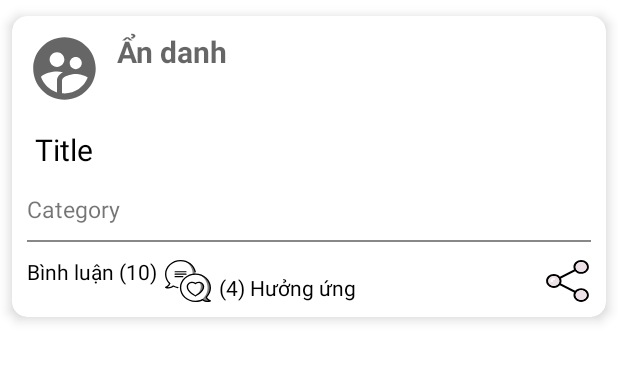
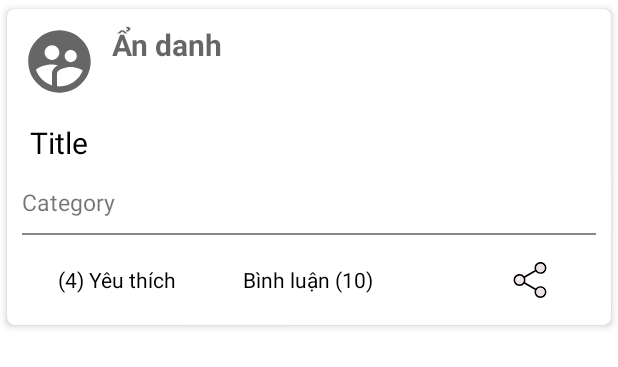
Before and after one commit to MinhHoanggggg/NOFACE, an Android app: the layout item_post.xml on its own in the app's theme, with its tools: preview values and no code run, on a phone screen of 412 x 824 dp. Shown: the top 367 px of the screen. Run offline under Robolectric (Android 15) with nearby library versions, the phone set to English and light mode, and no system bars.

Commit message:
update giao diện

```diff
--- a/app/src/main/res/drawable/botron_btn.xml
+++ b/app/src/main/res/drawable/botron_btn.xml
@@ -11,7 +11,7 @@
     <!-- đặt thuộc tính màu và độ rộng của đường viền -->
     <stroke
         android:width="1dp"
-        android:color="@color/black" >
+        android:color="@color/gray" >
     </stroke>
 
     <!-- các thuộc tính căn chỉnh-->
--- a/app/src/main/res/layout/fragment_home.xml
+++ b/app/src/main/res/layout/fragment_home.xml
@@ -18,7 +18,9 @@
             android:textAllCaps="false"
             android:text="Bạn đang nghĩ gì?"
             android:textColor="@color/black"
-            android:layout_margin="5dp"
+            android:layout_marginTop="5dp"
+            android:layout_marginLeft="4dp"
+            android:layout_marginRight="4dp"
             android:background="@drawable/botron_btn"
             app:backgroundTint="@null"
             android:layout_width="match_parent"
@@ -27,9 +29,7 @@
         <androidx.recyclerview.widget.RecyclerView
             android:id="@+id/rcv_posts"
             android:layout_width="match_parent"
-            android:layout_height="wrap_content"
-            app:cardCornerRadius="10dp"
-            android:layout_margin="5dp"/>
+            android:layout_height="wrap_content" />
     </androidx.appcompat.widget.LinearLayoutCompat>
 
 
--- a/app/src/main/res/layout/item_post.xml
+++ b/app/src/main/res/layout/item_post.xml
@@ -4,9 +4,9 @@
     android:layout_width="match_parent"
     android:layout_height="wrap_content"
     xmlns:app="http://schemas.android.com/apk/res-auto"
-    app:cardCornerRadius="10dp"
+    app:cardCornerRadius="5dp"
     app:cardUseCompatPadding="true"
-    app:cardElevation="5dp">
+    app:cardElevation="3dp">
     <LinearLayout
         android:orientation="vertical"
         android:layout_width="match_parent"
@@ -69,45 +69,38 @@
 
 
         <LinearLayout
+            android:layout_width="match_parent"
+            android:layout_height="40dp"
             android:layout_margin="10dp"
-            android:layout_width="match_parent"
-            android:layout_height="30dp"
-            android:orientation="horizontal">
+            android:orientation="horizontal"
+            android:weightSum="3">
+
             <TextView
-                android:id="@+id/txtCmt"
-                android:layout_width="wrap_content"
-                android:layout_height="match_parent"
-                android:text="Bình luận (10)"
-                android:gravity="top|right"
-                android:textColor="@color/black"/>
-            <Button
-                android:layout_marginTop="2dp"
-                android:layout_width="0dp"
-                android:layout_height="match_parent"
-                android:layout_marginLeft="5dp"
-                android:layout_marginRight="5dp"
-                android:layout_weight="1"
-                app:backgroundTint="@null"
-                android:background="@drawable/ic_postcmt"/>
-            <TextView
-                android:layout_width="wrap_content"
-                android:layout_height="match_parent"
-                android:text="(4) Hưởng ứng"
-                android:gravity="bottom"
-                android:textColor="@color/black"/>
-            <TextView
-                android:layout_width="wrap_content"
-                android:layout_height="match_parent"
-                android:layout_weight="4"
-                android:textColor="@color/black"
-                android:gravity="center"/>
-            <Button
-                android:layout_marginTop="2dp"
                 android:layout_width="0dp"
                 android:layout_height="match_parent"
                 android:layout_weight="1"
-                app:backgroundTint="@null"
-                android:background="@drawable/ic_share_no"/>
+                android:gravity="center"
+                android:text="(4) Yêu thích"
+                android:textColor="@color/black" />
+
+            <TextView
+                android:id="@+id/txtCmt"
+                android:layout_width="0dp"
+                android:layout_height="match_parent"
+                android:layout_weight="1"
+                android:gravity="center"
+                android:text="Bình luận (10)"
+                android:textColor="@color/black" />
+
+            <ImageButton
+                android:paddingLeft="40dp"
+                android:background="@color/white"
+                android:layout_width="0dp"
+                android:layout_height="match_parent"
+                android:layout_weight="1"
+                android:src="@drawable/ic_share_no"
+                app:backgroundTint="@null" />
         </LinearLayout>
+
     </LinearLayout>
 </androidx.cardview.widget.CardView>
```
